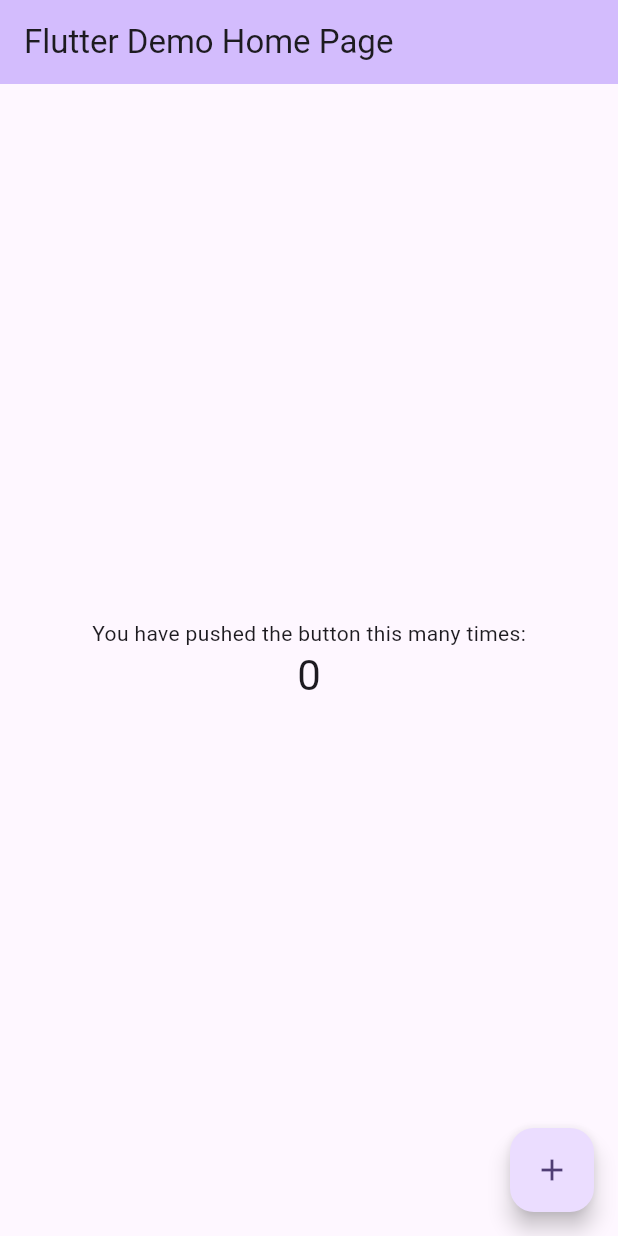
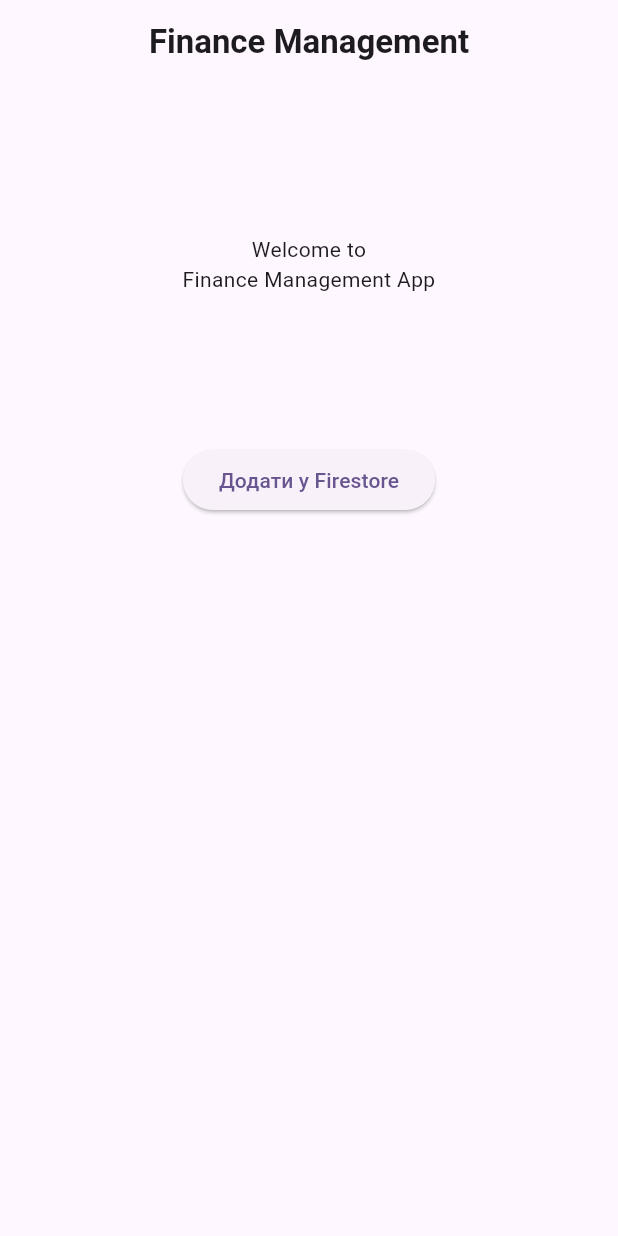
Before and after one commit to VitaliiKharlan/finance_management, a Flutter app: the screen it shows after launch, on a phone screen of 412 x 824 dp. Run offline on Flutter 3.47's test engine with Material 3 defaults, Android fonts, the phone set to English and light mode, and no system bars; our stand-ins replace auto_route, cloud_firestore, firebase_core; accounts and stored records are empty; generated files the repository leaves out were written again.

Commit message:
add firestore

```diff
--- /dev/null
+++ b/lib/core/router/router.dart
@@ -0,0 +1,13 @@
+import 'package:finance_management/features/title/title_screen.dart';
+
+import 'package:auto_route/auto_route.dart';
+
+part 'router.gr.dart';
+
+@AutoRouterConfig()
+class AppRouter extends RootStackRouter {
+  @override
+  List<AutoRoute> get routes {
+    return [AutoRoute(page: TitleRoute.page, path: '/')];
+  }
+}
--- /dev/null
+++ b/lib/features/title/title_screen.dart
@@ -0,0 +1,51 @@
+import 'package:cloud_firestore/cloud_firestore.dart';
+import 'package:flutter/material.dart';
+import 'package:auto_route/annotations.dart';
+
+@RoutePage()
+class TitleScreen extends StatelessWidget {
+  const TitleScreen({super.key});
+
+  @override
+  Widget build(BuildContext context) {
+    return Scaffold(
+      appBar: AppBar(
+        title: const Text(
+          'Finance Management',
+          style: TextStyle(fontWeight: FontWeight.bold),
+        ),
+        centerTitle: true,
+      ),
+      body: Column(
+        children: [
+          SizedBox(height: 100),
+          Text(
+            'Welcome to \nFinance Management App',
+            textAlign: TextAlign.center,
+          ),
+          SizedBox(height: 100),
+          Center(
+            child: ElevatedButton(
+              onPressed: () async {
+                await addDataToFirestore();
+              },
+              child: Text('Додати у Firestore'),
+            ),
+          ),
+        ],
+      ),
+    );
+  }
+}
+
+Future<void> addDataToFirestore() async {
+  try {
+    await FirebaseFirestore.instance.collection('users').add({
+      'name': 'Vitalii Kharlan',
+      'email': 'vitaliy.kharlan.1977G@gmail.com',
+    });
+    print('Data added to Firestore');
+  } catch (e) {
+    print('Error adding data to Firestore: $e');
+  }
+}
--- /dev/null
+++ b/lib/finance_management_app.dart
@@ -0,0 +1,30 @@
+import 'package:flutter/material.dart';
+
+import 'core/router/router.dart';
+
+
+class FinanceManagementApp extends StatefulWidget {
+  const FinanceManagementApp({super.key});
+
+  @override
+  State<FinanceManagementApp> createState() => _FinanceManagementAppState();
+}
+
+class _FinanceManagementAppState extends State<FinanceManagementApp> {
+  final _router = AppRouter();
+
+  @override
+  Widget build(BuildContext context) {
+    return MaterialApp.router(
+      debugShowCheckedModeBanner: false,
+      title: 'Finance Management',
+      theme: ThemeData(
+        colorScheme: ColorScheme.fromSeed(
+          seedColor: Colors.deepPurple,
+        ),
+        useMaterial3: true,
+      ),
+      routerConfig: _router.config(),
+    );
+  }
+}
--- a/lib/main.dart
+++ b/lib/main.dart
@@ -1,122 +1,12 @@
 import 'package:flutter/material.dart';
 
-void main() {
-  runApp(const MyApp());
+import 'package:firebase_core/firebase_core.dart';
+
+import 'finance_management_app.dart';
+import 'firebase_options.dart';
+
+void main() async {
+  WidgetsFlutterBinding.ensureInitialized();
+  await Firebase.initializeApp(options: DefaultFirebaseOptions.currentPlatform);
+  runApp(const FinanceManagementApp());
 }
-
-class MyApp extends StatelessWidget {
-  const MyApp({super.key});
-
-  // This widget is the root of your application.
-  @override
-  Widget build(BuildContext context) {
-    return MaterialApp(
-      title: 'Flutter Demo',
-      theme: ThemeData(
-        // This is the theme of your application.
-        //
-        // TRY THIS: Try running your application with "flutter run". You'll see
-        // the application has a purple toolbar. Then, without quitting the app,
-        // try changing the seedColor in the colorScheme below to Colors.green
-        // and then invoke "hot reload" (save your changes or press the "hot
-        // reload" button in a Flutter-supported IDE, or press "r" if you used
-        // the command line to start the app).
-        //
-        // Notice that the counter didn't reset back to zero; the application
-        // state is not lost during the reload. To reset the state, use hot
-        // restart instead.
-        //
-        // This works for code too, not just values: Most code changes can be
-        // tested with just a hot reload.
-        colorScheme: ColorScheme.fromSeed(seedColor: Colors.deepPurple),
-      ),
-      home: const MyHomePage(title: 'Flutter Demo Home Page'),
-    );
-  }
-}
-
-class MyHomePage extends StatefulWidget {
-  const MyHomePage({super.key, required this.title});
-
-  // This widget is the home page of your application. It is stateful, meaning
-  // that it has a State object (defined below) that contains fields that affect
-  // how it looks.
-
-  // This class is the configuration for the state. It holds the values (in this
-  // case the title) provided by the parent (in this case the App widget) and
-  // used by the build method of the State. Fields in a Widget subclass are
-  // always marked "final".
-
-  final String title;
-
-  @override
-  State<MyHomePage> createState() => _MyHomePageState();
-}
-
-class _MyHomePageState extends State<MyHomePage> {
-  int _counter = 0;
-
-  void _incrementCounter() {
-    setState(() {
-      // This call to setState tells the Flutter framework that something has
-      // changed in this State, which causes it to rerun the build method below
-      // so that the display can reflect the updated values. If we changed
-      // _counter without calling setState(), then the build method would not be
-      // called again, and so nothing would appear to happen.
-      _counter++;
-    });
-  }
-
-  @override
-  Widget build(BuildContext context) {
-    // This method is rerun every time setState is called, for instance as done
-    // by the _incrementCounter method above.
-    //
-    // The Flutter framework has been optimized to make rerunning build methods
-    // fast, so that you can just rebuild anything that needs updating rather
-    // than having to individually change instances of widgets.
-    return Scaffold(
-      appBar: AppBar(
-        // TRY THIS: Try changing the color here to a specific color (to
-        // Colors.amber, perhaps?) and trigger a hot reload to see the AppBar
-        // change color while the other colors stay the same.
-        backgroundColor: Theme.of(context).colorScheme.inversePrimary,
-        // Here we take the value from the MyHomePage object that was created by
-        // the App.build method, and use it to set our appbar title.
-        title: Text(widget.title),
-      ),
-      body: Center(
-        // Center is a layout widget. It takes a single child and positions it
-        // in the middle of the parent.
-        child: Column(
-          // Column is also a layout widget. It takes a list of children and
-          // arranges them vertically. By default, it sizes itself to fit its
-          // children horizontally, and tries to be as tall as its parent.
-          //
-          // Column has various properties to control how it sizes itself and
-          // how it positions its children. Here we use mainAxisAlignment to
-          // center the children vertically; the main axis here is the vertical
-          // axis because Columns are vertical (the cross axis would be
-          // horizontal).
-          //
-          // TRY THIS: Invoke "debug painting" (choose the "Toggle Debug Paint"
-          // action in the IDE, or press "p" in the console), to see the
-          // wireframe for each widget.
-          mainAxisAlignment: MainAxisAlignment.center,
-          children: <Widget>[
-            const Text('You have pushed the button this many times:'),
-            Text(
-              '$_counter',
-              style: Theme.of(context).textTheme.headlineMedium,
-            ),
-          ],
-        ),
-      ),
-      floatingActionButton: FloatingActionButton(
-        onPressed: _incrementCounter,
-        tooltip: 'Increment',
-        child: const Icon(Icons.add),
-      ), // This trailing comma makes auto-formatting nicer for build methods.
-    );
-  }
-}
```
Also changed, not shown: pubspec.yaml (+16 -0 lines), pubspec.lock, 6 other files.
